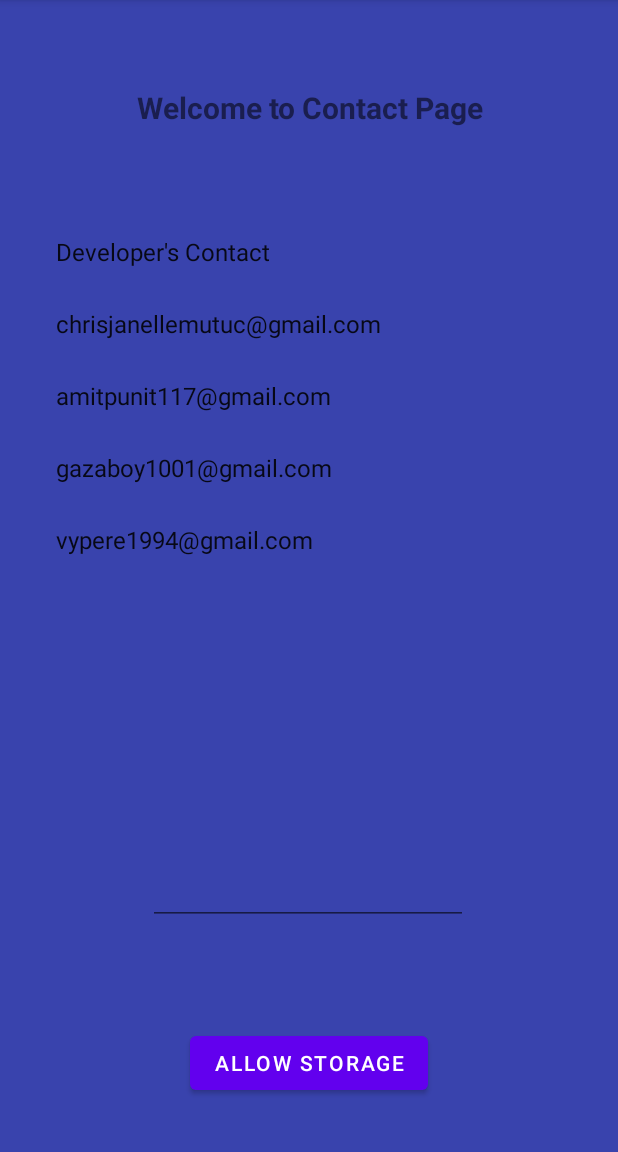
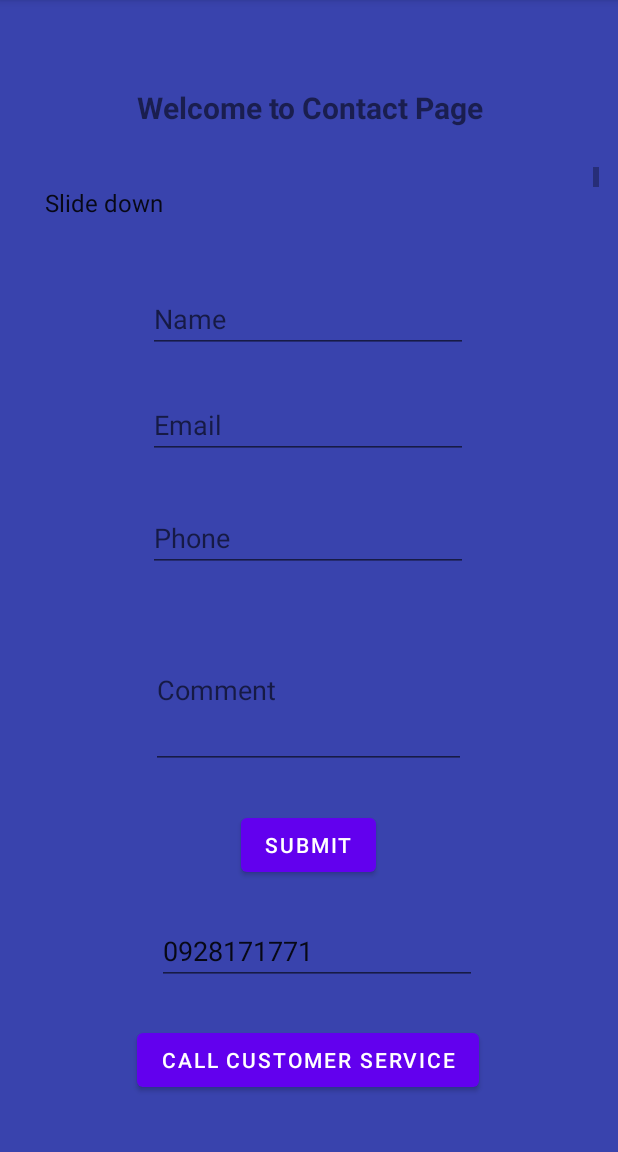
Before and after one commit to AmitRamotar117/SmartBlindAddon, an Android app: the fragment ContactFragment shown on its own in the app's theme, on a phone screen of 412 x 824 dp, the part 84-1236 px from its top. Run offline under Robolectric (Android 15) with nearby library versions, the phone set to English and light mode, and no system bars; libraries missing offline, so code that uses them is left out: com.google.firebase.ktx; 1 statement that could not run was skipped.

Commit message:
added more functionality to ContactFragment -added a feedback for user to type their information -a button to submit it to the database -database is not yet implemented

```diff
--- a/smartblind/build.gradle
+++ b/smartblind/build.gradle
@@ -43,6 +43,7 @@ dependencies {
     implementation 'androidx.legacy:legacy-support-v4:1.0.0'
     implementation 'com.google.android.gms:play-services-base:17.6.0'
     implementation 'com.google.firebase:firebase-database:20.0.4'
+    implementation 'com.google.firebase:firebase-common-ktx:20.0.0'
     testImplementation 'junit:junit:4.13.2'
     androidTestImplementation 'androidx.test.ext:junit:1.1.3'
     androidTestImplementation 'androidx.test.espresso:espresso-core:3.4.0'
--- a/smartblind/src/main/java/ca/t10/blinddev/it/smartblindaddon/ui/contact/ContactFragment.java
+++ b/smartblind/src/main/java/ca/t10/blinddev/it/smartblindaddon/ui/contact/ContactFragment.java
@@ -27,6 +27,7 @@ import androidx.fragment.app.Fragment;
 import androidx.lifecycle.ViewModelProvider;
 
 import com.google.android.material.snackbar.Snackbar;
+import com.google.firebase.ktx.Firebase;
 
 import java.util.ArrayList;
 
@@ -42,6 +43,9 @@ public class ContactFragment extends Fragment {
     private Button permissionBtn;
     public static final int REQUEST_CALLS = 1;
     private EditText mEditText;
+    private EditText feedBack,nameText,emailText,phoneText;
+
+    private Button submitBtn;
 
 
     public View onCreateView(@NonNull LayoutInflater inflater,
@@ -52,12 +56,17 @@ public class ContactFragment extends Fragment {
         binding = FragmentContactBinding.inflate(inflater, container, false);
         View root = binding.getRoot();
         mEditText = root.findViewById(R.id.editText);
-
+        feedBack = root.findViewById(R.id.feedbackText);
+        nameText = root.findViewById(R.id.nameText);
+        emailText = root.findViewById(R.id.emailText);
+        phoneText = root.findViewById(R.id.phoneText);
+        submitBtn = root.findViewById(R.id.submitButton);
 
         permissionBtn = root.findViewById(R.id.dialerButton);
         listView = root.findViewById(R.id.devsList);
         ArrayList<String> arrayList =  new ArrayList<>();
 
+        arrayList.add("Slide down");
         arrayList.add("Developer's Contact");
         arrayList.add("chrisjanellemutuc@gmail.com");
         arrayList.add("amitpunit117@gmail.com");
@@ -66,6 +75,17 @@ public class ContactFragment extends Fragment {
 
         ArrayAdapter arrayAdapter = new ArrayAdapter(getContext(), android.R.layout.simple_list_item_1, arrayList);
         listView.setAdapter(arrayAdapter);
+
+
+        submitBtn.setOnClickListener(new View.OnClickListener() {
+            @Override
+            public void onClick(View view) {
+               /* Firebase mFirebaseRef =
+                        new Firebase("https://smartblindaddon-default-rtdb.firebaseio.com/some/path");
+
+                mFirebaseyRef.setValue(feedBack.getText().toString());*/
+            }
+        });
 
 
 
--- a/smartblind/src/main/res/layout/fragment_contact.xml
+++ b/smartblind/src/main/res/layout/fragment_contact.xml
@@ -31,36 +31,108 @@
         android:text="@string/open_dialer"
         app:layout_constraintBottom_toBottomOf="parent"
         app:layout_constraintEnd_toEndOf="parent"
+        app:layout_constraintHorizontal_bias="0.498"
         app:layout_constraintStart_toStartOf="parent"
         app:layout_constraintTop_toTopOf="parent"
-        app:layout_constraintVertical_bias="0.951" />
+        app:layout_constraintVertical_bias="0.948" />
 
     <ListView
         android:id="@+id/devsList"
-        android:layout_width="368dp"
-        android:layout_height="347dp"
+        android:layout_width="385dp"
+        android:layout_height="62dp"
+        android:divider="@null"
+        android:dividerHeight="0dp"
         app:layout_constraintBottom_toBottomOf="parent"
         app:layout_constraintEnd_toEndOf="parent"
-        app:layout_constraintHorizontal_bias="0.488"
+        app:layout_constraintHorizontal_bias="0.533"
         app:layout_constraintStart_toStartOf="parent"
         app:layout_constraintTop_toTopOf="parent"
-        app:layout_constraintVertical_bias="0.343"
-        android:divider="@null"
-        android:dividerHeight="0dp"/>
+        app:layout_constraintVertical_bias="0.158" />
 
     <EditText
         android:id="@+id/editText"
         android:layout_width="wrap_content"
         android:layout_height="wrap_content"
         android:ems="10"
-        android:inputType="number"
+        android:inputType="none"
+        android:editable="false"
+        android:text="@string/customer_service"
+        app:layout_constraintBottom_toBottomOf="parent"
+        app:layout_constraintEnd_toEndOf="parent"
+        app:layout_constraintHorizontal_bias="0.527"
+        app:layout_constraintStart_toStartOf="parent"
+        app:layout_constraintTop_toTopOf="parent"
+        app:layout_constraintVertical_bias="0.846" />
+
+    <EditText
+        android:id="@+id/feedbackText"
+        android:layout_width="210dp"
+        android:layout_height="105dp"
+        android:ems="10"
+        android:hint="@string/comment"
+        android:inputType="textLongMessage|textMultiLine"
         android:text=""
         app:layout_constraintBottom_toBottomOf="parent"
         app:layout_constraintEnd_toEndOf="parent"
         app:layout_constraintHorizontal_bias="0.497"
         app:layout_constraintStart_toStartOf="parent"
         app:layout_constraintTop_toTopOf="parent"
-        app:layout_constraintVertical_bias="0.791" />
+        app:layout_constraintVertical_bias="0.615" />
+
+    <Button
+        android:id="@+id/submitButton"
+        android:layout_width="wrap_content"
+        android:layout_height="wrap_content"
+        android:text="@string/submit"
+        app:layout_constraintBottom_toBottomOf="parent"
+        app:layout_constraintEnd_toEndOf="parent"
+        app:layout_constraintHorizontal_bias="0.498"
+        app:layout_constraintStart_toStartOf="parent"
+        app:layout_constraintTop_toTopOf="parent"
+        app:layout_constraintVertical_bias="0.749" />
+
+    <EditText
+        android:id="@+id/emailText"
+        android:layout_width="wrap_content"
+        android:layout_height="wrap_content"
+        android:ems="10"
+        android:hint="@string/email"
+        android:inputType="textEmailAddress"
+        app:layout_constraintBottom_toBottomOf="parent"
+        app:layout_constraintEnd_toEndOf="parent"
+        app:layout_constraintHorizontal_bias="0.497"
+        app:layout_constraintStart_toStartOf="parent"
+        app:layout_constraintTop_toTopOf="parent"
+        app:layout_constraintVertical_bias="0.361" />
+
+    <EditText
+        android:id="@+id/phoneText"
+        android:layout_width="wrap_content"
+        android:layout_height="wrap_content"
+        android:ems="10"
+        android:hint="@string/phone"
+        android:inputType="phone"
+        app:layout_constraintBottom_toBottomOf="parent"
+        app:layout_constraintEnd_toEndOf="parent"
+        app:layout_constraintHorizontal_bias="0.497"
+        app:layout_constraintStart_toStartOf="parent"
+        app:layout_constraintTop_toTopOf="parent"
+        app:layout_constraintVertical_bias="0.465" />
+
+    <EditText
+        android:id="@+id/nameText"
+        android:layout_width="wrap_content"
+        android:layout_height="wrap_content"
+        android:ems="10"
+        android:inputType="textPersonName"
+        android:text=""
+        android:hint="@string/name"
+        app:layout_constraintBottom_toBottomOf="parent"
+        app:layout_constraintEnd_toEndOf="parent"
+        app:layout_constraintHorizontal_bias="0.497"
+        app:layout_constraintStart_toStartOf="parent"
+        app:layout_constraintTop_toTopOf="parent"
+        app:layout_constraintVertical_bias="0.263" />
 
 
 </androidx.constraintlayout.widget.ConstraintLayout>
--- a/smartblind/src/main/res/values/strings.xml
+++ b/smartblind/src/main/res/values/strings.xml
@@ -15,7 +15,7 @@
     <string name="menu_manage_blinds">Manage Blinds</string>
     <string name="menu_schedule_blind">Schedule Blinds</string>
     <string name="settings">Settings</string>
-    <string name="open_dialer">Allow Storage</string>
+    <string name="open_dialer">Call Customer Service</string>
     <string name="enable">Enable</string>
     <string name="permission_storage_title">Read Storage permission</string>
     <string name="prompt1">Please enable access to storage.</string>
@@ -45,5 +45,11 @@
     <string name="notif_disable">notifications disabled</string>
     <string name="portriat_enable">portrait mode enabled</string>
     <string name="portrait_disable">portrait mode disabled</string>
+    <string name="submit">Submit</string>
+    <string name="customer_service">0928171771</string>
+    <string name="name">Name</string>
+    <string name="email">Email</string>
+    <string name="phone">Phone</string>
+    <string name="comment">Comment</string>
 
 </resources>
```
